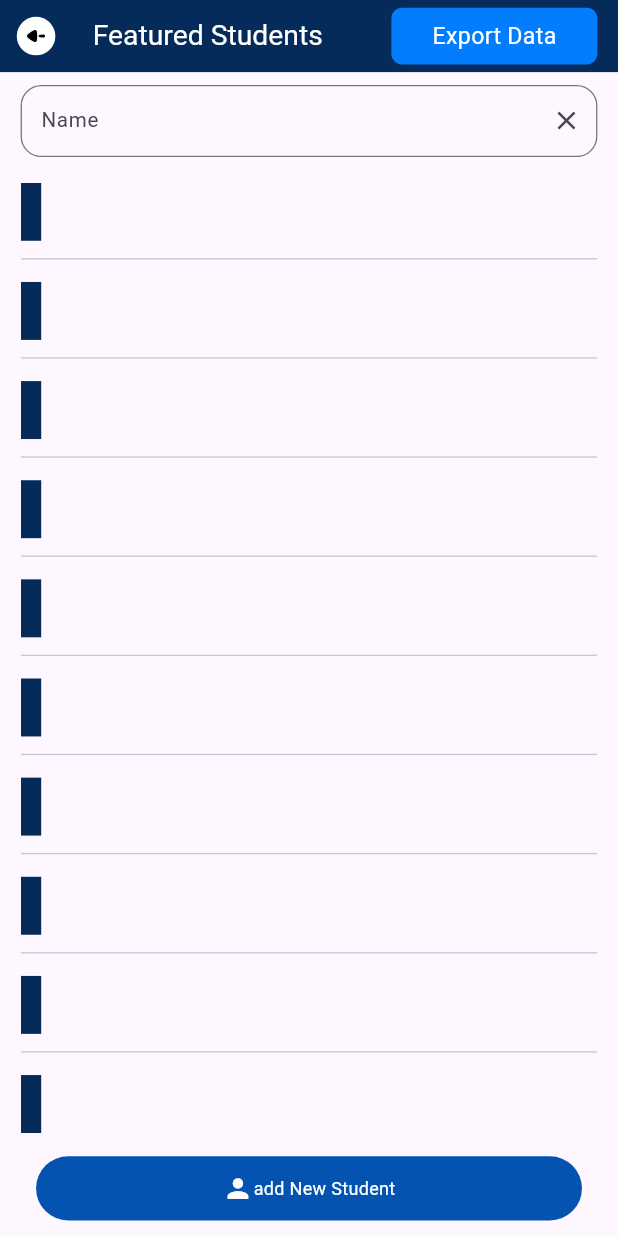
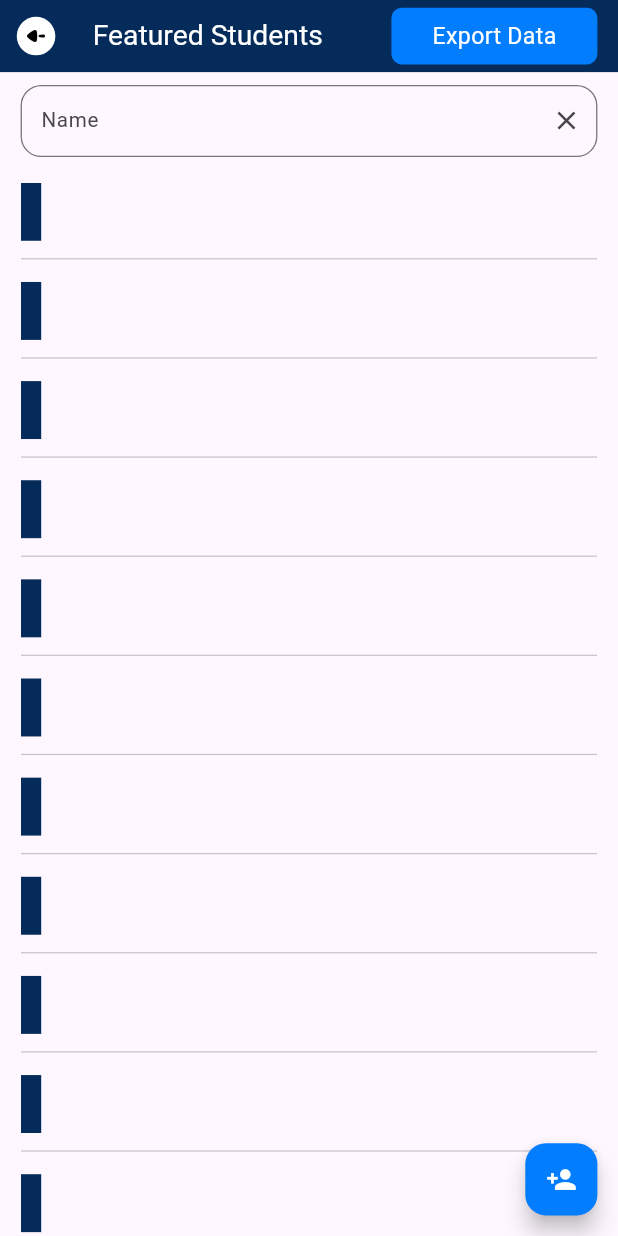
Before and after one commit to abd0-kha1ed/attendance-system, a Flutter app: the FeaturedStudentsView screen opened by its route, on a phone screen of 412 x 824 dp. Run offline on Flutter 3.47's test engine with Material 3 defaults, Android fonts, the phone set to English and light mode, and no system bars; our stand-ins replace bloc, cloud_firestore, firebase_auth, firebase_core, flutter_bloc, font_awesome_flutter and 4 more; accounts and stored records are empty.

Commit message:
create add new student view and body

```diff
--- a/lib/core/utils/app_routers.dart
+++ b/lib/core/utils/app_routers.dart
@@ -1,4 +1,5 @@
 import 'package:attendance/feature/absence_report/presentation/view/absence_report_view.dart';
+import 'package:attendance/feature/studentList/presentation/views/add_feature_student.dart';
 import 'package:attendance/feature/studentList/presentation/views/add_new_student_view.dart';
 
 import 'package:attendance/feature/edit_lecture/presentation/view/edit_lecture_view.dart';
@@ -29,6 +30,7 @@ abstract class AppRouters {
   static const kAddNewAssistant = '/AddNewAssistnat';
   static const kAddNewStudent = '/AddNewStudentView';
   static const kEditLectureView = '/EditLectureView';
+  static const kAddFeatureStudent = '/AddFeatureStudent';
 
   static final router = GoRouter(routes: [
     GoRoute(
@@ -85,5 +87,9 @@ abstract class AppRouters {
       path: kEditLectureView,
       builder: (context, state) => const EditLectureView(),
     ),
+    GoRoute(
+      path: kAddFeatureStudent,
+      builder: (context, state) => const AddFeatureStudent(),
+    )
   ]);
 }
--- a/lib/feature/home/presentation/view/widgets/add_lecture_view_body.dart
+++ b/lib/feature/home/presentation/view/widgets/add_lecture_view_body.dart
@@ -91,7 +91,8 @@ class _AddLectureViewBodyState extends State<AddLectureViewBody> {
                 onPressed: (int index) {
                   setState(() {
                     for (int i = 0; i < isSelected.length; i++) {
-                      isSelected[i] = i == index; // Update selection state
+                      isSelected[i] = i == index;
+                      // Update selection state
                     }
                   });
                 },
--- a/lib/feature/home/presentation/view/widgets/custom_dropdown_button.dart
+++ b/lib/feature/home/presentation/view/widgets/custom_dropdown_button.dart
@@ -43,7 +43,6 @@ class _CustomDropdownButtonState extends State<CustomDropdownButton> {
     return SizedBox(
       width: 170,
       child: DropdownButtonFormField<String>(
-
         iconEnabledColor: Colors.white,
         decoration: InputDecoration(
           filled: true,
--- a/lib/feature/studentList/presentation/views/featured_students_view.dart
+++ b/lib/feature/studentList/presentation/views/featured_students_view.dart
@@ -1,7 +1,10 @@
 import 'package:attendance/constant.dart';
+import 'package:attendance/core/utils/app_routers.dart';
 import 'package:attendance/core/widgets/custom_lift_arrow.dart';
+import 'package:attendance/core/widgets/floating_action_button_widget.dart';
 import 'package:attendance/feature/studentList/presentation/views/widgets/featured_students_view_body.dart';
 import 'package:flutter/material.dart';
+import 'package:go_router/go_router.dart';
 
 class FeaturedStudentsView extends StatelessWidget {
   const FeaturedStudentsView({super.key});
@@ -30,7 +33,8 @@ class FeaturedStudentsView extends StatelessWidget {
                 onTap: () {},
                 child: Container(
                   decoration: BoxDecoration(
-                    borderRadius: BorderRadius.circular(8), color: kLogoColor),
+                      borderRadius: BorderRadius.circular(8),
+                      color: kLogoColor),
                   width: 160,
                   child: const Center(
                       child: Text(
@@ -43,6 +47,10 @@ class FeaturedStudentsView extends StatelessWidget {
           ],
         ),
         body: const FeaturedStudentsViewBody(),
-    );
+        floatingActionButton: FloatingActionButtonWidget(
+          onPressed: () {
+            GoRouter.of(context).push(AppRouters.kAddFeatureStudent);
+          },
+        ));
   }
 }
--- a/lib/feature/studentList/presentation/views/widgets/featured_students_view_body.dart
+++ b/lib/feature/studentList/presentation/views/widgets/featured_students_view_body.dart
@@ -1,33 +1,27 @@
+import 'package:attendance/core/utils/app_routers.dart';
 import 'package:attendance/core/widgets/cusomt_add_new_button_widget.dart';
 import 'package:attendance/feature/studentList/presentation/views/widgets/custom_search_student_list.dart';
 
 import 'package:attendance/feature/studentList/presentation/views/widgets/student_list_view_widget.dart';
 import 'package:flutter/material.dart';
+import 'package:go_router/go_router.dart';
 
 class FeaturedStudentsViewBody extends StatelessWidget {
   const FeaturedStudentsViewBody({super.key});
   @override
   Widget build(BuildContext context) {
-    return Padding(
+    return const Padding(
       padding: const EdgeInsets.symmetric(horizontal: 16),
       child: Column(
         children: [
-          const SizedBox(
+          SizedBox(
             height: 10,
           ),
-          const CustomSearchStudentList(),
-          const SizedBox(
+          CustomSearchStudentList(),
+          SizedBox(
             height: 20,
           ),
-          const Expanded(child: StudentListViewWidget()),
-          Padding(
-            padding: const EdgeInsets.all(12.0),
-            child: CustomAddNewbuttonWidget(
-              text: 'add New Student',
-              icons: Icons.person,
-              onTap: () {},
-            ),
-          ),
+          Expanded(child: StudentListViewWidget()),
         ],
       ),
     );
```
Also changed, not shown: lib/feature/studentList/presentation/views/add_feature_student.dart (added, +32 -0 lines), lib/feature/studentList/presentation/views/widgets/add_new_feature_body.dart (added, +68 -0 lines). Lines whose indentation alone changed are shown as unchanged.
